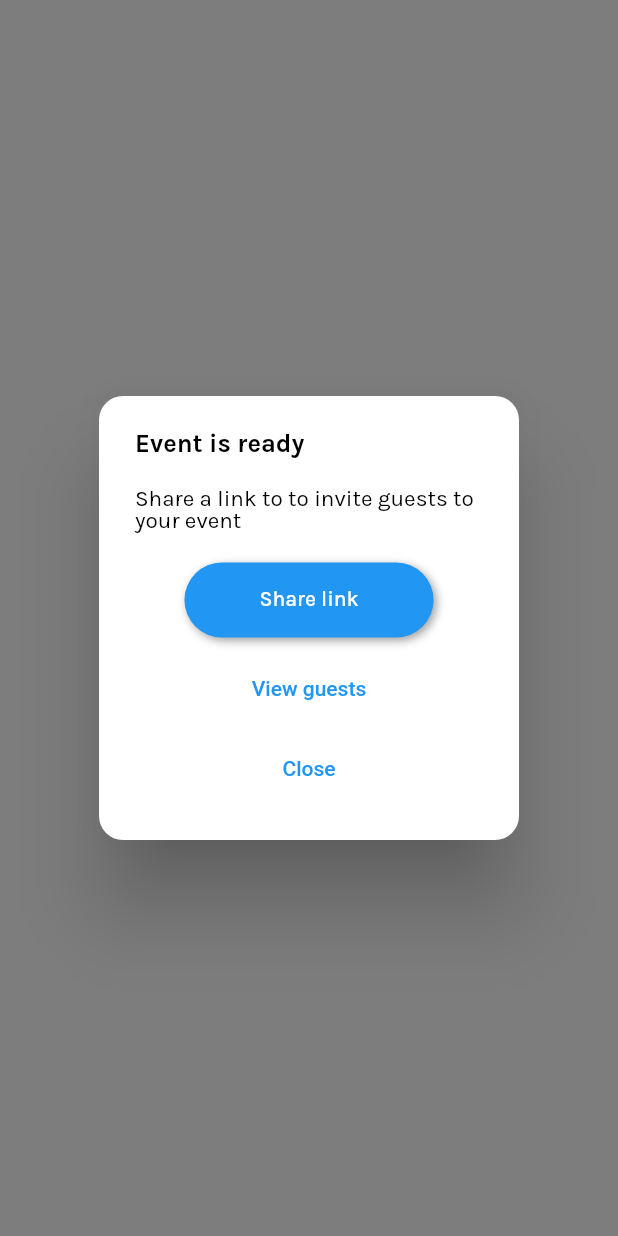
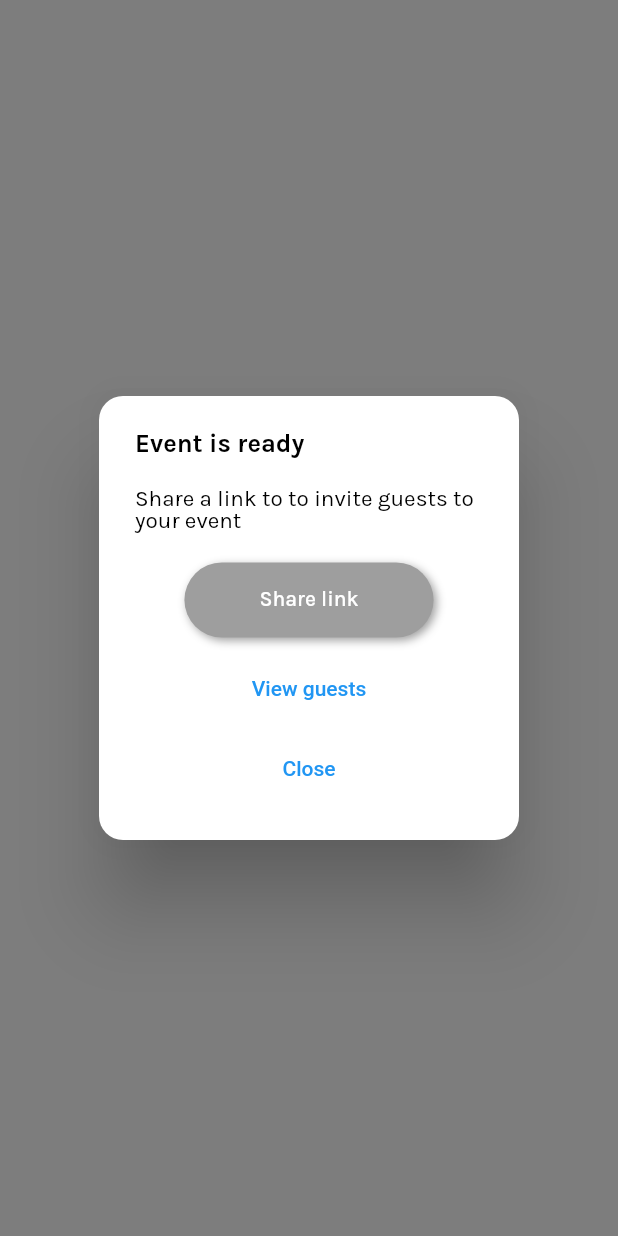
Before and after one commit to johnwandera37/Krazy-Knot, a Flutter app: what popUpCard() shows on an empty page, opened directly with empty values, on a phone screen of 412 x 824 dp. Run offline on Flutter 3.47's test engine with Material 2 defaults, Android fonts, the phone set to English and light mode, and no system bars; drawn by our look-alikes of flutter_neumorphic; our stand-ins replace animated_notch_bottom_bar, equatable, flutter_dotenv, geolocator, get, google_fonts and 7 more; missing offline and left inert: open_street_map_search_and_pick; accounts and stored records are empty; network calls fail.

Commit message:
Bug fix on request otp for infinite loading button, disable share button on not ready events

```diff
--- a/lib/ui/popupcard/popup_card.dart
+++ b/lib/ui/popupcard/popup_card.dart
@@ -58,6 +58,8 @@ void popUpCard({
     Share.share(shareContent);
   }
 
+  bool isReady = status?.toLowerCase() == 'ready';
+
   showGeneralDialog(
     context: context,
     pageBuilder: (context, animation1, animation2) {
@@ -87,11 +89,16 @@ void popUpCard({
                 sizedHeight(20),
                 Center(
                   child: CustomButton(
-                      buttonStr: "Share link",
-                      btncolor: Colors.blue,
-                      onTap: () {
-                        onTap(eventId: eventId);
-                      }),
+                    buttonStr: "Share link",
+                    btncolor: isReady
+                        ? Colors.blue
+                        : Colors.grey, // Change button color based on status
+                    onTap: isReady
+                        ? () {
+                            onTap(eventId: eventId);
+                          }
+                        : () {}, // Set onTap to null if not ready
+                  ),
                 ),
                 sizedHeight(10),
                 // Center(
```
Also changed, not shown: lib/ui/attendees/attendees_form.dart (+7 -7 lines), lib/ui/authentication/requestOTP.dart (+38 -16 lines).
